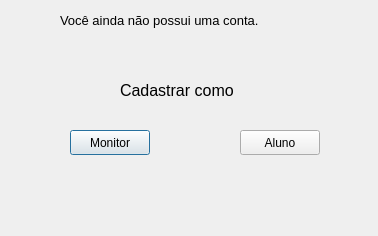
guilherme9718/monitoria-rapida, file cadastro.ui: the form before one commit.
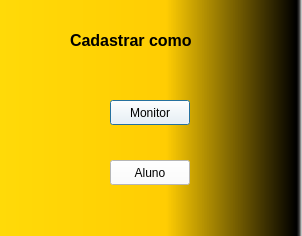
The form after the commit.

What changed in the file:
```diff
--- a/cadastro.ui
+++ b/cadastro.ui
@@ -6,22 +6,44 @@
    <rect>
     <x>0</x>
     <y>0</y>
-    <width>378</width>
+    <width>302</width>
     <height>236</height>
    </rect>
   </property>
+  <property name="minimumSize">
+   <size>
+    <width>302</width>
+    <height>236</height>
+   </size>
+  </property>
+  <property name="maximumSize">
+   <size>
+    <width>302</width>
+    <height>236</height>
+   </size>
+  </property>
   <property name="windowTitle">
    <string>Dialog</string>
   </property>
+  <property name="styleSheet">
+   <string notr="true">QDialog{
+background-color: qlineargradient(spread:pad, x1:0, y1:0, x2:1, y2:0, stop:0 rgba(255, 218, 8, 255), stop:0.55 rgba(255, 205, 3, 255), stop:0.98 rgba(0, 0, 0, 255), stop:1 rgba(0, 0, 0, 0));
+}
+</string>
+  </property>
   <widget class="QPushButton" name="monitor">
    <property name="geometry">
     <rect>
-     <x>70</x>
-     <y>130</y>
+     <x>110</x>
+     <y>100</y>
      <width>80</width>
      <height>25</height>
     </rect>
    </property>
+   <property name="styleSheet">
+    <string notr="true">color:rgb(0, 0, 0);
+background-color: rgb(255, 255, 255);</string>
+   </property>
    <property name="text">
     <string>Monitor</string>
    </property>
@@ -29,12 +51,16 @@
   <widget class="QPushButton" name="aluno">
    <property name="geometry">
     <rect>
-     <x>240</x>
-     <y>130</y>
+     <x>110</x>
+     <y>160</y>
      <width>80</width>
      <height>25</height>
     </rect>
    </property>
+   <property name="styleSheet">
+    <string notr="true">color:rgb(0, 0, 0);
+background-color: rgb(255, 255, 255);</string>
+   </property>
    <property name="text">
     <string>Aluno</string>
    </property>
@@ -42,39 +68,26 @@
   <widget class="QLabel" name="label">
    <property name="geometry">
     <rect>
-     <x>120</x>
-     <y>70</y>
-     <width>151</width>
+     <x>70</x>
+     <y>20</y>
+     <width>171</width>
      <height>41</height>
     </rect>
    </property>
    <property name="font">
     <font>
      <pointsize>12</pointsize>
+     <weight>75</weight>
+     <bold>true</bold>
     </font>
    </property>
+   <property name="styleSheet">
+    <string notr="true">color:rgb(0, 0, 0)</string>
+   </property>
    <property name="text">
     <string>Cadastrar como</string>
    </property>
   </widget>
-  <widget class="QLabel" name="label_2">
-   <property name="geometry">
-    <rect>
-     <x>60</x>
-     <y>10</y>
-     <width>281</width>
-     <height>20</height>
-    </rect>
-   </property>
-   <property name="font">
-    <font>
-     <pointsize>10</pointsize>
-    </font>
-   </property>
-   <property name="text">
-    <string>Você ainda não possui uma conta.</string>
-   </property>
-  </widget>
  </widget>
  <resources/>
  <connections/>
```
